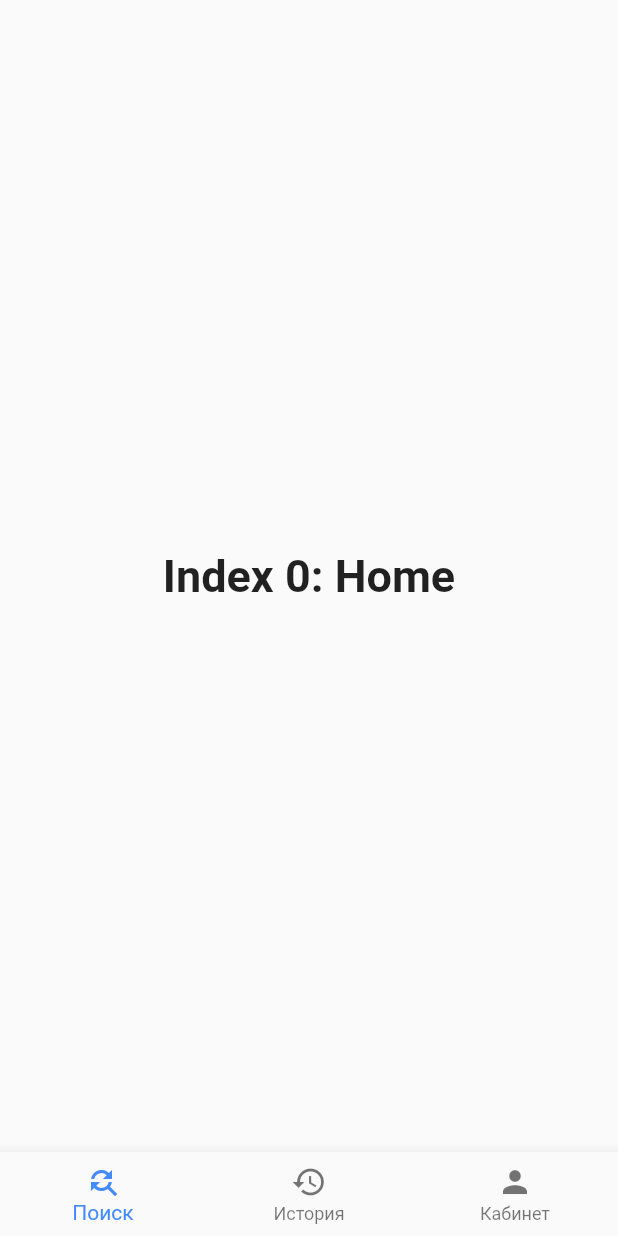
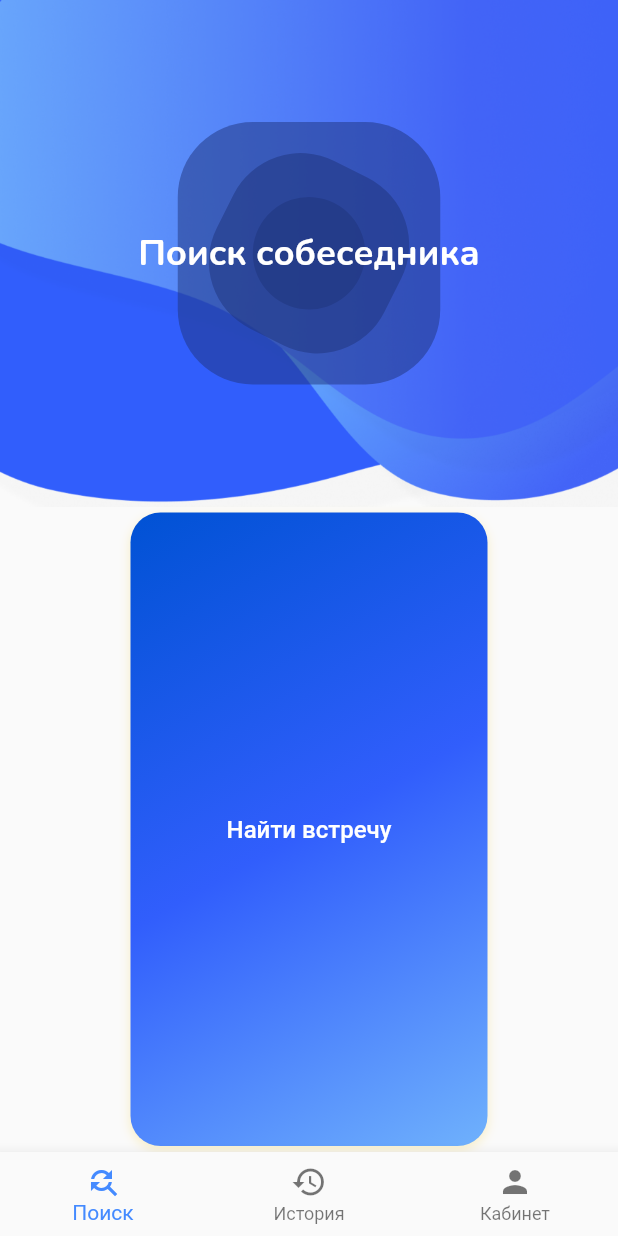
Before and after one commit to 0xffrom/HSECoffee, a Flutter app: the HomeScreen screen opened by its route, on a phone screen of 412 x 824 dp. Run offline on Flutter 3.47's test engine with Material 2 defaults, Android fonts, the phone set to English and light mode, and no system bars; drawn by our look-alikes of gradient_widgets; our stand-ins replace cached_network_image, device_info, dio, flutter_secure_storage, image_cropper, image_picker and 1 more; missing offline and left inert: dart:ffi; accounts and stored records are empty; generated files the repository leaves out were written again; network calls fail.

Commit message:
1.0.5 upd

```diff
--- /dev/null
+++ b/mobile/lib/data/meet.dart
@@ -0,0 +1,23 @@
+import 'package:hse_coffee/data/meet_status.dart';
+import 'package:hse_coffee/data/user.dart';
+import 'package:json_annotation/json_annotation.dart';
+
+part 'meet.g.dart';
+
+@JsonSerializable()
+class Meet {
+  User user1;
+  User user2;
+
+  MeetStatus meetStatus;
+  DateTime createdDate;
+  DateTime expiresDate;
+
+  Meet(this.user1, this.user2, this.meetStatus, this.createdDate,
+      this.expiresDate);
+
+  factory Meet.fromJson(Map<String, dynamic> json) => _$MeetFromJson(json);
+
+
+  Map<String, dynamic> toJson() => _$MeetToJson(this);
+}
--- a/mobile/lib/ui/home/home.dart
+++ b/mobile/lib/ui/home/home.dart
@@ -1,7 +1,9 @@
 import 'dart:core';
 import 'package:flutter/material.dart';
+import 'package:hse_coffee/ui/home/home_meets.dart';
 
 import 'home_cabinet.dart';
+import 'home_find_start.dart';
 
 // Такое же виджет, как и SplashScreen, только передаём ему ещё и заголовок
 class HomeScreen extends StatefulWidget {
@@ -17,16 +19,8 @@ class HomeScreen extends StatefulWidget {
 // Формирование состояния виджета
 class _HomeScreenState extends State<HomeScreen> {
   int _selectedIndex = 0;
-  static const TextStyle optionStyle = TextStyle(fontSize: 30, fontWeight: FontWeight.bold);
   static List<Widget> _widgetOptions = <Widget>[
-    Text(
-      'Index 0: Home',
-      style: optionStyle,
-    ),
-    Text(
-      'Index 1: Business',
-      style: optionStyle,
-    ), HomeCabinetScreen()
+    HomeFindScreen(), HomeMeetsScreen(), HomeCabinetScreen()
   ];
 
   void _onItemTapped(int index) {
--- /dev/null
+++ b/mobile/lib/ui/home/home_find_start.dart
@@ -0,0 +1,37 @@
+import 'package:flutter/cupertino.dart';
+import 'package:flutter/material.dart';
+import 'package:flutter/widgets.dart';
+import 'package:hse_coffee/ui/auth/header.dart';
+import 'package:hse_coffee/ui/home/home_person_info.dart';
+import 'package:hse_coffee/ui/widgets/button_continue.dart';
+
+class HomeFindScreen extends StatefulWidget {
+  static const String routeName = "/home/find";
+
+  @override
+  _HomeFindScreen createState() => _HomeFindScreen();
+}
+
+class _HomeFindScreen extends State<HomeFindScreen> {
+  @override
+  void initState() {
+    super.initState();
+  }
+
+
+  @override
+  Widget build(BuildContext context) {
+    return Scaffold(
+        body: Builder(
+            builder: (context) => Column(
+                  children: [
+                    Stack(
+                      children: [
+                        Header(title: "Поиск собеседника"),
+                      ],
+                    ),
+                    Expanded(child: ButtonContinue(textButton: "Найти встречу"))
+                  ],
+                )));
+  }
+}
--- a/mobile/lib/ui/widgets/button_continue.dart
+++ b/mobile/lib/ui/widgets/button_continue.dart
@@ -3,13 +3,15 @@ import 'package:gradient_widgets/gradient_widgets.dart';
 
 class ButtonContinue extends StatelessWidget {
   String textButton = "Продолжить";
-  ButtonContinue({Key key, this.onPressed}) : super(key: key);
+
+  ButtonContinue({Key key, this.onPressed, this.textButton}) : super(key: key);
   final Function onPressed;
 
   @override
   Widget build(BuildContext context) {
     return GradientButton(
-      child: Text(textButton, style: TextStyle(fontSize: 16.0)),
+      child: Text(textButton == null ? "Продолжить" : textButton,
+          style: TextStyle(fontSize: 16.0)),
       callback: () {
         onPressed();
       },
@@ -23,8 +25,7 @@ class ButtonContinue extends StatelessWidget {
             Color.fromRGBO(49, 94, 252, 1),
             Color.fromRGBO(111, 177, 252, 1)
           ]),
-      shadowColor:
-      Gradients.backToFuture.colors.last.withOpacity(0.25),
+      shadowColor: Gradients.backToFuture.colors.last.withOpacity(0.25),
     );
   }
 }
--- a/mobile/pubspec.yaml
+++ b/mobile/pubspec.yaml
@@ -15,7 +15,7 @@ publish_to: 'none' # Remove this line if you wish to publish to pub.dev
 # In iOS, build-name is used as CFBundleShortVersionString while build-number used as CFBundleVersion.
 # Read more about iOS versioning at
 # https://developer.apple.com/library/archive/documentation/General/Reference/InfoPlistKeyReference/Articles/CoreFoundationKeys.html
-version: 1.0.4+1
+version: 1.0.5+1
 
 environment:
   sdk: ">=2.7.0 <3.0.0"
@@ -57,6 +57,7 @@ flutter:
   assets:
     - images/header/cloud.png
     - images/bird.png
+    - images/bird_with_coffee.png
   # To add assets to your application, add an assets section, like this:
   # assets:
   #   - images/a_dot_burr.jpeg
```
Also changed, not shown: mobile/lib/business_logic/api.dart (+35 -3 lines), mobile/lib/data/meet_status.dart (added, +7 -0 lines), mobile/lib/ui/home/home_cabinet_header.dart (+13 -29 lines), mobile/lib/ui/home/home_meets.dart (added, +146 -0 lines), mobile/lib/ui/home/home_person_info.dart (added, +43 -0 lines), mobile/images/bird_with_coffee.png (added), mobile/lib/data/meet.g.dart (added), mobile/pubspec.lock.
